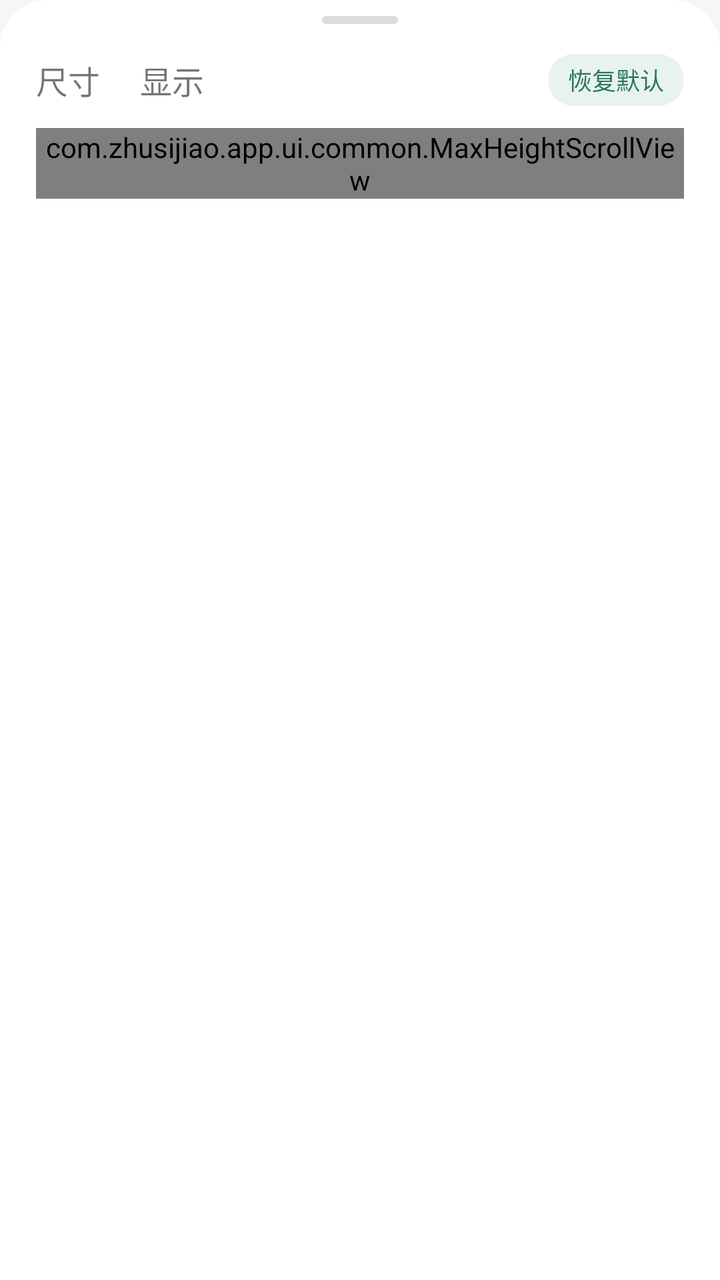
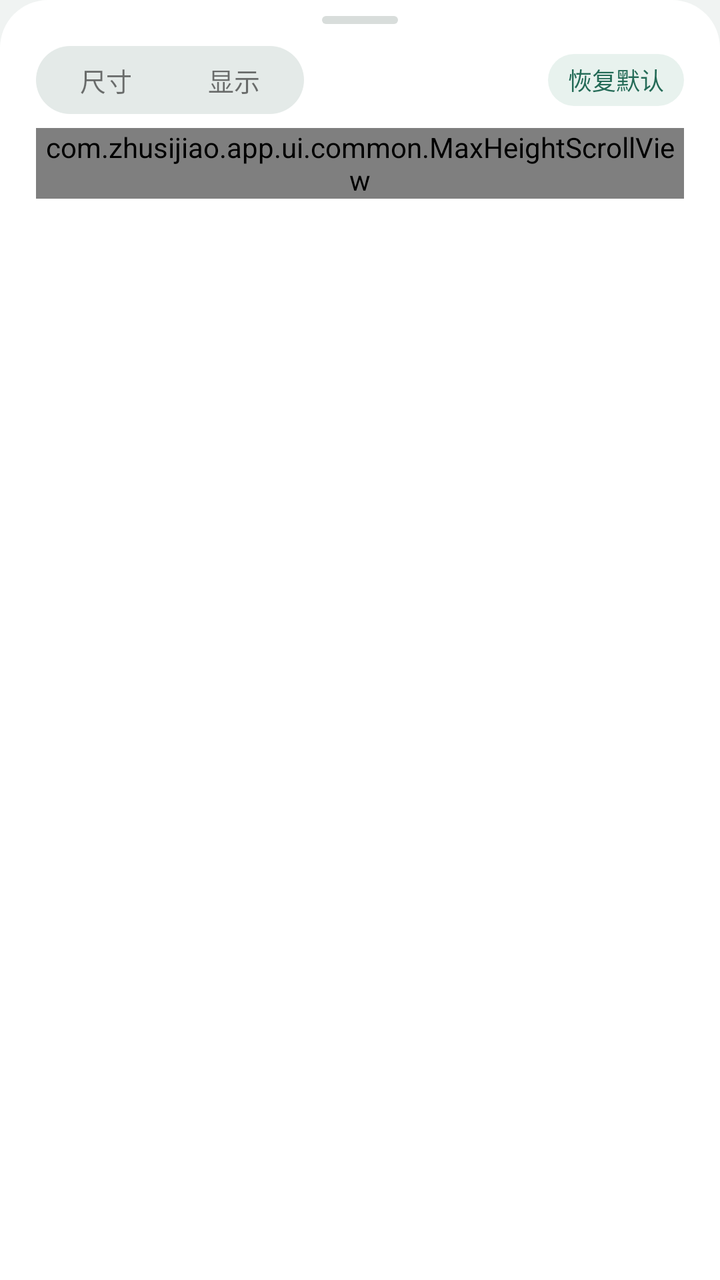

Two renders of the same Android screen: before a commit and after it. Below are the layout's source before the change and the commit's diff.
<!-- AndroidManifest.xml: application theme Theme.Zhusijiao -->
<!-- res/layout/dialog_appearance.xml -->
<?xml version="1.0" encoding="utf-8"?>
<LinearLayout xmlns:android="http://schemas.android.com/apk/res/android"
    xmlns:tools="http://schemas.android.com/tools"
    android:layout_width="match_parent"
    android:layout_height="wrap_content"
    android:background="@drawable/bg_sheet"
    android:orientation="vertical"
    style="@style/SheetRoot">

    <View
        style="@style/SheetHandle"
        android:layout_marginBottom="4dp" />

    <LinearLayout
        android:layout_width="match_parent"
        android:layout_height="48dp"
        android:gravity="center_vertical"
        android:orientation="horizontal">

        <TextView
            android:id="@+id/appearanceTabSize"
            android:layout_width="wrap_content"
            android:layout_height="match_parent"
            android:clickable="true"
            android:focusable="true"
            android:gravity="center_vertical"
            android:paddingEnd="20dp"
            android:text="@string/appearance_tab_size"
            android:textSize="@dimen/text_subtitle"
            tools:ignore="RtlSymmetry" />

        <TextView
            android:id="@+id/appearanceTabDisplay"
            android:layout_width="wrap_content"
            android:layout_height="match_parent"
            android:clickable="true"
            android:focusable="true"
            android:gravity="center_vertical"
            android:paddingEnd="20dp"
            android:text="@string/appearance_tab_display"
            android:textSize="@dimen/text_subtitle"
            tools:ignore="RtlSymmetry" />

        <View
            android:layout_width="0dp"
            android:layout_height="1dp"
            android:layout_weight="1" />

        <TextView
            android:id="@+id/appearanceReset"
            android:layout_width="wrap_content"
            android:layout_height="48dp"
            android:background="@drawable/bg_tag_touch_small"
            android:clickable="true"
            android:focusable="true"
            android:gravity="center"
            android:paddingStart="10dp"
            android:paddingTop="0dp"
            android:paddingEnd="10dp"
            android:paddingBottom="0dp"
            android:text="@string/appearance_reset"
            android:textColor="@color/accent_strong"
            android:textSize="@dimen/text_hint" />
    </LinearLayout>

    
    <com.zhusijiao.app.ui.common.MaxHeightScrollView
        android:id="@+id/appearanceScroll"
        android:layout_width="match_parent"
        android:layout_height="wrap_content">

        
        <FrameLayout
            android:layout_width="match_parent"
            android:layout_height="wrap_content">

            
            <LinearLayout
                android:id="@+id/appearancePageSize"
                android:layout_width="match_parent"
                android:layout_height="wrap_content"
                android:orientation="vertical">

                <TextView
                    android:layout_width="match_parent"
                    android:layout_height="wrap_content"
                    android:layout_marginTop="4dp"
                    android:text="@string/appearance_row_height"
                    android:textColor="@color/text_secondary"
                    android:textSize="@dimen/text_hint" />

                <com.zhusijiao.app.ui.common.SegmentedChoiceView
                    android:id="@+id/heightChoice"
                    android:layout_width="match_parent"
                    android:layout_height="wrap_content"
                    android:layout_marginTop="8dp" />

                
                <LinearLayout
                    android:id="@+id/fitScreenRow"
                    android:layout_width="match_parent"
                    android:layout_height="wrap_content"
                    android:clickable="true"
                    android:focusable="false"
                    android:gravity="center_vertical"
                    android:importantForAccessibility="no"
                    android:minHeight="52dp"
                    android:orientation="horizontal"
                    tools:ignore="KeyboardInaccessibleWidget">

                    <TextView
                        android:layout_width="0dp"
                        android:layout_height="wrap_content"
                        android:layout_weight="1"
                        android:text="@string/appearance_fit_screen"
                        android:textColor="@color/text_primary"
                        android:textSize="@dimen/text_body" />

                    <com.zhusijiao.app.ui.common.ToggleView
                        android:id="@+id/fitScreenToggle"
                        android:layout_width="50dp"
                        android:layout_height="32dp"
                        android:contentDescription="@string/appearance_fit_screen" />
                </LinearLayout>

                <TextView
                    android:layout_width="match_parent"
                    android:layout_height="wrap_content"
                    android:layout_marginTop="8dp"
                    android:text="@string/appearance_padding"
                    android:textColor="@color/text_secondary"
                    android:textSize="@dimen/text_hint" />

                <com.zhusijiao.app.ui.common.SegmentedChoiceView
                    android:id="@+id/paddingChoice"
                    android:layout_width="match_parent"
                    android:layout_height="wrap_content"
                    android:layout_marginTop="8dp" />

                <TextView
                    android:layout_width="match_parent"
                    android:layout_height="wrap_content"
                    android:layout_marginTop="16dp"
                    android:text="@string/appearance_text_size"
                    android:textColor="@color/text_secondary"
                    android:textSize="@dimen/text_hint" />

                <com.zhusijiao.app.ui.common.SegmentedChoiceView
                    android:id="@+id/textChoice"
                    android:layout_width="match_parent"
                    android:layout_height="wrap_content"
                    android:layout_marginTop="8dp" />
            </LinearLayout>

            
            <LinearLayout
                android:id="@+id/appearancePageDisplay"
                android:layout_width="match_parent"
                android:layout_height="wrap_content"
                android:orientation="vertical"
                android:visibility="invisible">

                <LinearLayout
                    android:id="@+id/showNextClassRow"
                    android:layout_width="match_parent"
                    android:layout_height="wrap_content"
                    android:clickable="true"
                    android:focusable="false"
                    android:gravity="center_vertical"
                    android:importantForAccessibility="no"
                    android:minHeight="52dp"
                    android:orientation="horizontal"
                    tools:ignore="KeyboardInaccessibleWidget">

                    <TextView
                        android:layout_width="0dp"
                        android:layout_height="wrap_content"
                        android:layout_weight="1"
                        android:text="@string/appearance_show_next_class"
                        android:textColor="@color/text_primary"
                        android:textSize="@dimen/text_body" />

                    <com.zhusijiao.app.ui.common.ToggleView
                        android:id="@+id/showNextClassToggle"
                        android:layout_width="50dp"
                        android:layout_height="32dp"
                        android:contentDescription="@string/appearance_show_next_class" />
                </LinearLayout>

                <LinearLayout
                    android:id="@+id/showNowLineRow"
                    android:layout_width="match_parent"
                    android:layout_height="wrap_content"
                    android:clickable="true"
                    android:focusable="false"
                    android:gravity="center_vertical"
                    android:importantForAccessibility="no"
                    android:minHeight="52dp"
                    android:orientation="horizontal"
                    tools:ignore="KeyboardInaccessibleWidget">

                    <TextView
                        android:layout_width="0dp"
                        android:layout_height="wrap_content"
                        android:layout_weight="1"
                        android:text="@string/appearance_show_now_line"
                        android:textColor="@color/text_primary"
                        android:textSize="@dimen/text_body" />

                    <com.zhusijiao.app.ui.common.ToggleView
                        android:id="@+id/showNowLineToggle"
                        android:layout_width="50dp"
                        android:layout_height="32dp"
                        android:contentDescription="@string/appearance_show_now_line" />
                </LinearLayout>

                <LinearLayout
                    android:id="@+id/showFinishedRow"
                    android:layout_width="match_parent"
                    android:layout_height="wrap_content"
                    android:clickable="true"
                    android:focusable="false"
                    android:gravity="center_vertical"
                    android:importantForAccessibility="no"
                    android:minHeight="52dp"
                    android:orientation="horizontal"
                    tools:ignore="KeyboardInaccessibleWidget">

                    <TextView
                        android:layout_width="0dp"
                        android:layout_height="wrap_content"
                        android:layout_weight="1"
                        android:text="@string/appearance_show_finished"
                        android:textColor="@color/text_primary"
                        android:textSize="@dimen/text_body" />

                    <com.zhusijiao.app.ui.common.ToggleView
                        android:id="@+id/showFinishedToggle"
                        android:layout_width="50dp"
                        android:layout_height="32dp"
                        android:contentDescription="@string/appearance_show_finished" />
                </LinearLayout>

                <LinearLayout
                    android:id="@+id/weekendAutoRow"
                    android:layout_width="match_parent"
                    android:layout_height="wrap_content"
                    android:clickable="true"
                    android:focusable="false"
                    android:gravity="center_vertical"
                    android:importantForAccessibility="no"
                    android:minHeight="52dp"
                    android:orientation="horizontal"
                    tools:ignore="KeyboardInaccessibleWidget">

                    <TextView
                        android:layout_width="0dp"
                        android:layout_height="wrap_content"
                        android:layout_weight="1"
                        android:text="@string/week_picker_auto_weekend"
                        android:textColor="@color/text_primary"
                        android:textSize="@dimen/text_body" />

                    <com.zhusijiao.app.ui.common.ToggleView
                        android:id="@+id/weekendAutoToggle"
                        android:layout_width="50dp"
                        android:layout_height="32dp"
                        android:contentDescription="@string/week_picker_auto_weekend" />
                </LinearLayout>

                <TextView
                    android:layout_width="match_parent"
                    android:layout_height="wrap_content"
                    android:layout_marginTop="8dp"
                    android:text="@string/appearance_state_style"
                    android:textColor="@color/text_secondary"
                    android:textSize="@dimen/text_hint" />

                
                <LinearLayout
                    android:layout_width="match_parent"
                    android:layout_height="wrap_content"
                    android:layout_marginTop="8dp"
                    android:baselineAligned="false"
                    android:orientation="horizontal">

                    <LinearLayout
                        android:id="@+id/stateStyleModern"
                        android:layout_width="0dp"
                        android:layout_height="wrap_content"
                        android:layout_weight="1"
                        android:clickable="true"
                        android:focusable="true"
                        android:orientation="vertical"
                        android:padding="8dp">

                        <com.zhusijiao.app.ui.common.StateStylePreviewView
                            android:id="@+id/stateStyleModernPreview"
                            android:layout_width="match_parent"
                            android:layout_height="56dp"
                            android:importantForAccessibility="no" />

                        <LinearLayout
                            android:layout_width="wrap_content"
                            android:layout_height="wrap_content"
                            android:layout_marginTop="8dp"
                            android:gravity="center_vertical"
                            android:importantForAccessibility="no"
                            android:orientation="horizontal">

                            <View
                                android:id="@+id/stateStyleModernRadio"
                                android:layout_width="14dp"
                                android:layout_height="14dp" />

                            <TextView
                                android:layout_width="wrap_content"
                                android:layout_height="wrap_content"
                                android:layout_marginStart="7dp"
                                android:text="@string/appearance_state_modern"
                                android:textColor="@color/text_primary"
                                android:textSize="@dimen/text_small"
                                android:textStyle="bold" />
                        </LinearLayout>
                    </LinearLayout>

                    <LinearLayout
                        android:id="@+id/stateStyleClassic"
                        android:layout_width="0dp"
                        android:layout_height="wrap_content"
                        android:layout_marginStart="10dp"
                        android:layout_weight="1"
                        android:clickable="true"
                        android:focusable="true"
                        android:orientation="vertical"
                        android:padding="8dp">

                        <com.zhusijiao.app.ui.common.StateStylePreviewView
                            android:id="@+id/stateStyleClassicPreview"
                            android:layout_width="match_parent"
                            android:layout_height="56dp"
                            android:importantForAccessibility="no" />

                        <LinearLayout
                            android:layout_width="wrap_content"
                            android:layout_height="wrap_content"
                            android:layout_marginTop="8dp"
                            android:gravity="center_vertical"
                            android:importantForAccessibility="no"
                            android:orientation="horizontal">

                            <View
                                android:id="@+id/stateStyleClassicRadio"
                                android:layout_width="14dp"
                                android:layout_height="14dp" />

                            <TextView
                                android:layout_width="wrap_content"
                                android:layout_height="wrap_content"
                                android:layout_marginStart="7dp"
                                android:text="@string/appearance_state_classic"
                                android:textColor="@color/text_primary"
                                android:textSize="@dimen/text_small"
                                android:textStyle="bold" />
                        </LinearLayout>
                    </LinearLayout>
                </LinearLayout>
            </LinearLayout>
        </FrameLayout>
    </com.zhusijiao.app.ui.common.MaxHeightScrollView>
</LinearLayout>
<!-- resources referenced by this layout -->
<resources>
  <color name="accent_strong">#287760</color>
  <color name="text_primary">#1d2421</color>
  <color name="text_secondary">#5f6965</color>
  <dimen name="text_body">14sp</dimen>
  <dimen name="text_hint">12sp</dimen>
  <dimen name="text_small">13sp</dimen>
  <dimen name="text_subtitle">16sp</dimen>
  <!-- drawable bg_sheet (drawable) -->
  <?xml version="1.0" encoding="utf-8"?>
  
  <shape xmlns:android="http://schemas.android.com/apk/res/android" android:shape="rectangle">
      <solid android:color="@color/surface" />
      <corners android:topLeftRadius="@dimen/radius_xl" android:topRightRadius="@dimen/radius_xl" />
  </shape>
  <!-- drawable bg_tag_touch_small (drawable) -->
  <?xml version="1.0" encoding="utf-8"?>
  <inset xmlns:android="http://schemas.android.com/apk/res/android"
      android:drawable="@drawable/bg_tag"
      android:insetTop="11dp"
      android:insetBottom="11dp" />
  <string name="appearance_fit_screen">自动铺满一屏</string>
  <string name="appearance_padding">格子留白</string>
  <string name="appearance_reset">恢复默认</string>
  <string name="appearance_row_height">格子高度</string>
  <string name="appearance_show_finished">已上状态</string>
  <string name="appearance_show_next_class">下一节课提示</string>
  <string name="appearance_show_now_line">当前时间线</string>
  <string name="appearance_state_classic">经典</string>
  <string name="appearance_state_modern">新版</string>
  <string name="appearance_state_style">停课与日程的样式</string>
  <string name="appearance_tab_display">显示</string>
  <string name="appearance_tab_size">尺寸</string>
  <string name="appearance_text_size">文字大小</string>
  <string name="week_picker_auto_weekend">周末无课时隐藏</string>
  <style name="SheetHandle">
          <item name="android:layout_width">38dp</item>
          <item name="android:layout_height">4dp</item>
          <item name="android:layout_gravity">center_horizontal</item>
          <item name="android:layout_marginBottom">16dp</item>
          <item name="android:background">@drawable/bg_sheet_handle</item>
      </style>
  <style name="SheetRoot">
          <item name="android:paddingStart">18dp</item>
          <item name="android:paddingTop">8dp</item>
          <item name="android:paddingEnd">18dp</item>
          <item name="android:paddingBottom">16dp</item>
      </style>
  <color name="surface">#ffffff</color>
  <dimen name="radius_xl">24dp</dimen>
  <!-- drawable bg_tag (drawable) -->
  <?xml version="1.0" encoding="utf-8"?>
  
  <shape xmlns:android="http://schemas.android.com/apk/res/android" android:shape="rectangle">
      <solid android:color="@color/tag_bg" />
      <corners android:radius="100dp" />
  </shape>
  <!-- drawable bg_sheet_handle (drawable) -->
  <?xml version="1.0" encoding="utf-8"?>
  
  <shape xmlns:android="http://schemas.android.com/apk/res/android" android:shape="rectangle">
      <solid android:color="@color/sheet_handle" />
      <corners android:radius="4dp" />
  </shape>
  <color name="accent">#2f7d68</color>
  <color name="background">#f5f7f6</color>
  <color name="tag_bg">#e8f2ee</color>
  <color name="sheet_handle">#d8dddb</color>
  <style name="DialogButton" parent="Widget.AppCompat.Button.ButtonBar.AlertDialog">
          <item name="android:textColor">@color/accent</item>
          <item name="android:textStyle">bold</item>
      </style>
  <!-- unchanged entries left out for length: 2 -->
</resources>

<!-- the commit's change to res/layout/dialog_appearance.xml (unified diff, before → after) -->
@@ -17,29 +17,34 @@
         android:gravity="center_vertical"
         android:orientation="horizontal">
 
-        <TextView
-            android:id="@+id/appearanceTabSize"
+        <LinearLayout
             android:layout_width="wrap_content"
-            android:layout_height="match_parent"
-            android:clickable="true"
-            android:focusable="true"
+            android:layout_height="34dp"
+            android:background="@drawable/bg_segment_track"
             android:gravity="center_vertical"
-            android:paddingEnd="20dp"
-            android:text="@string/appearance_tab_size"
-            android:textSize="@dimen/text_subtitle"
-            tools:ignore="RtlSymmetry" />
-
-        <TextView
-            android:id="@+id/appearanceTabDisplay"
-            android:layout_width="wrap_content"
-            android:layout_height="match_parent"
-            android:clickable="true"
-            android:focusable="true"
-            android:gravity="center_vertical"
-            android:paddingEnd="20dp"
-            android:text="@string/appearance_tab_display"
-            android:textSize="@dimen/text_subtitle"
-            tools:ignore="RtlSymmetry" />
+            android:orientation="horizontal"
+            android:padding="3dp">
+
+            <TextView
+                android:id="@+id/appearanceTabSize"
+                android:layout_width="64dp"
+                android:layout_height="match_parent"
+                android:clickable="true"
+                android:focusable="true"
+                android:gravity="center"
+                android:text="@string/appearance_tab_size"
+                android:textSize="@dimen/text_small" />
+
+            <TextView
+                android:id="@+id/appearanceTabDisplay"
+                android:layout_width="64dp"
+                android:layout_height="match_parent"
+                android:clickable="true"
+                android:focusable="true"
+                android:gravity="center"
+                android:text="@string/appearance_tab_display"
+                android:textSize="@dimen/text_small" />
+        </LinearLayout>
 
         <View
             android:layout_width="0dp"
@@ -161,6 +166,60 @@
                 android:visibility="invisible">
 
                 <LinearLayout
+                    android:id="@+id/softColorRow"
+                    android:layout_width="match_parent"
+                    android:layout_height="wrap_content"
+                    android:clickable="true"
+                    android:focusable="false"
+                    android:gravity="center_vertical"
+                    android:importantForAccessibility="no"
+                    android:minHeight="48dp"
+                    android:orientation="horizontal"
+                    tools:ignore="KeyboardInaccessibleWidget">
+
+                    <TextView
+                        android:layout_width="0dp"
+                        android:layout_height="wrap_content"
+                        android:layout_weight="1"
+                        android:text="@string/appearance_soft_color"
+                        android:textColor="@color/text_primary"
+                        android:textSize="@dimen/text_body" />
+
+                    <com.zhusijiao.app.ui.common.ToggleView
+                        android:id="@+id/softColorToggle"
+                        android:layout_width="50dp"
+                        android:layout_height="32dp"
+                        android:contentDescription="@string/appearance_soft_color" />
+                </LinearLayout>
+
+                <LinearLayout
+                    android:id="@+id/showTeacherRow"
+                    android:layout_width="match_parent"
+                    android:layout_height="wrap_content"
+                    android:clickable="true"
+                    android:focusable="false"
+                    android:gravity="center_vertical"
+                    android:importantForAccessibility="no"
+                    android:minHeight="48dp"
+                    android:orientation="horizontal"
+                    tools:ignore="KeyboardInaccessibleWidget">
+
+                    <TextView
+                        android:layout_width="0dp"
+                        android:layout_height="wrap_content"
+                        android:layout_weight="1"
+                        android:text="@string/appearance_show_teacher"
+                        android:textColor="@color/text_primary"
+                        android:textSize="@dimen/text_body" />
+
+                    <com.zhusijiao.app.ui.common.ToggleView
+                        android:id="@+id/showTeacherToggle"
+                        android:layout_width="50dp"
+                        android:layout_height="32dp"
+                        android:contentDescription="@string/appearance_show_teacher" />
+                </LinearLayout>
+
+                <LinearLayout
                     android:id="@+id/showNextClassRow"
                     android:layout_width="match_parent"
                     android:layout_height="wrap_content"
@@ -222,7 +281,7 @@
                     android:focusable="false"
                     android:gravity="center_vertical"
                     android:importantForAccessibility="no"
-                    android:minHeight="52dp"
+                    android:minHeight="48dp"
                     android:orientation="horizontal"
                     tools:ignore="KeyboardInaccessibleWidget">
 
@@ -239,6 +298,33 @@
                         android:layout_width="50dp"
                         android:layout_height="32dp"
                         android:contentDescription="@string/appearance_show_finished" />
+                </LinearLayout>
+
+                <LinearLayout
+                    android:id="@+id/showDayFinishedRow"
+                    android:layout_width="match_parent"
+                    android:layout_height="wrap_content"
+                    android:clickable="true"
+                    android:focusable="false"
+                    android:gravity="center_vertical"
+                    android:importantForAccessibility="no"
+                    android:minHeight="48dp"
+                    android:orientation="horizontal"
+                    tools:ignore="KeyboardInaccessibleWidget">
+
+                    <TextView
+                        android:layout_width="0dp"
+                        android:layout_height="wrap_content"
+                        android:layout_weight="1"
+                        android:text="@string/appearance_show_day_finished"
+                        android:textColor="@color/text_primary"
+                        android:textSize="@dimen/text_body" />
+
+                    <com.zhusijiao.app.ui.common.ToggleView
+                        android:id="@+id/showDayFinishedToggle"
+                        android:layout_width="50dp"
+                        android:layout_height="32dp"
+                        android:contentDescription="@string/appearance_show_day_finished" />
                 </LinearLayout>
 
                 <LinearLayout
<!-- resource entries referenced after the edit -->
@@ -1,12 +1,17 @@
 <!-- resources referenced by this layout -->
 <resources>
-  <color name="accent_strong">#287760</color>
+  <color name="accent_strong">#246b57</color>
   <color name="text_primary">#1d2421</color>
   <color name="text_secondary">#5f6965</color>
   <dimen name="text_body">14sp</dimen>
   <dimen name="text_hint">12sp</dimen>
   <dimen name="text_small">13sp</dimen>
-  <dimen name="text_subtitle">16sp</dimen>
+  <!-- drawable bg_segment_track (drawable) -->
+  <?xml version="1.0" encoding="utf-8"?>
+  <shape xmlns:android="http://schemas.android.com/apk/res/android" android:shape="rectangle">
+      <solid android:color="#e4eae8" />
+      <corners android:radius="@dimen/radius_pill" />
+  </shape>
   <!-- drawable bg_sheet (drawable) -->
   <?xml version="1.0" encoding="utf-8"?>
   
@@ -24,9 +29,12 @@
   <string name="appearance_padding">格子留白</string>
   <string name="appearance_reset">恢复默认</string>
   <string name="appearance_row_height">格子高度</string>
-  <string name="appearance_show_finished">已上状态</string>
+  <string name="appearance_show_day_finished">日视图已上状态</string>
+  <string name="appearance_show_finished">周视图已上状态</string>
   <string name="appearance_show_next_class">下一节课提示</string>
   <string name="appearance_show_now_line">当前时间线</string>
+  <string name="appearance_show_teacher">格子显示教师</string>
+  <string name="appearance_soft_color">清透柔色</string>
   <string name="appearance_state_classic">经典</string>
   <string name="appearance_state_modern">新版</string>
   <string name="appearance_state_style">停课与日程的样式</string>
@@ -47,6 +55,7 @@
           <item name="android:paddingEnd">18dp</item>
           <item name="android:paddingBottom">16dp</item>
       </style>
+  <dimen name="radius_pill">100dp</dimen>
   <color name="surface">#ffffff</color>
   <dimen name="radius_xl">24dp</dimen>
   <!-- drawable bg_tag (drawable) -->
@@ -64,7 +73,7 @@
       <corners android:radius="4dp" />
   </shape>
   <color name="accent">#2f7d68</color>
-  <color name="background">#f5f7f6</color>
+  <color name="background">#f0f3f2</color>
   <color name="tag_bg">#e8f2ee</color>
   <color name="sheet_handle">#d8dddb</color>
   <style name="DialogButton" parent="Widget.AppCompat.Button.ButtonBar.AlertDialog">
